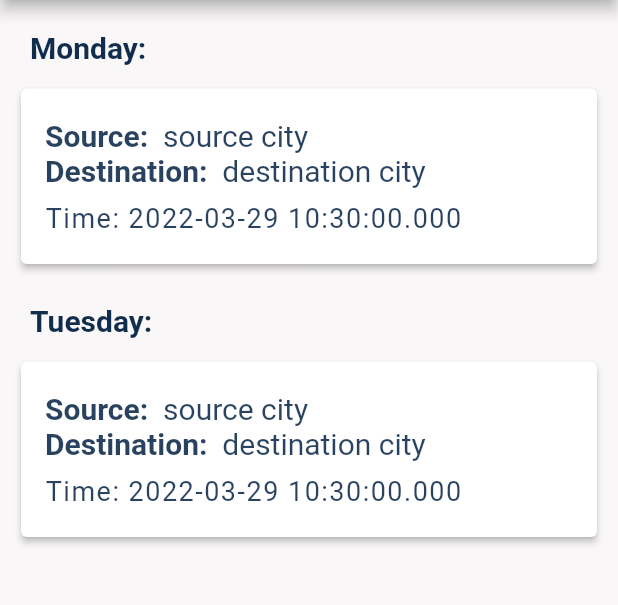
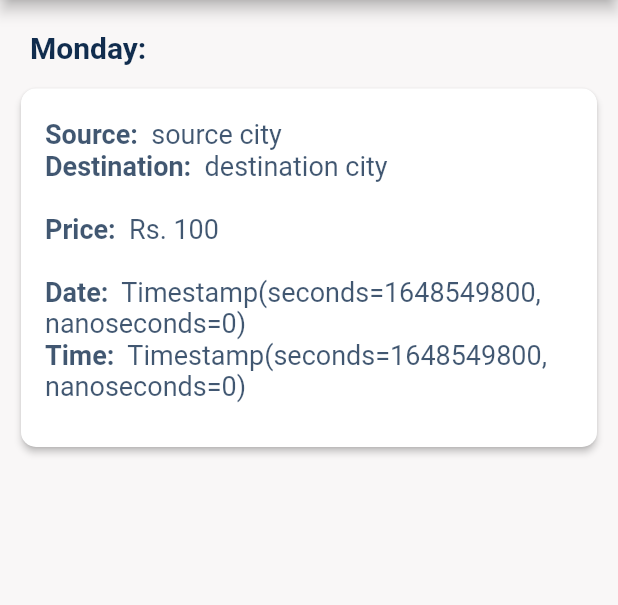
Before and after one commit to usamaTheFirst/bus_app, a Flutter app: the DriverUpcomingRoutes screen opened by its route, on a phone screen of 412 x 824 dp, the part 84-689 px from its top. Run offline on Flutter 3.47's test engine with Material 2 defaults, Android fonts, the phone set to English and light mode, and no system bars; our stand-ins replace cloud_firestore, firebase_auth, firebase_core, flutter_svg, font_awesome_flutter, intl_phone_number_input; accounts and stored records are empty.

Commit message:
updated booking tile

```diff
--- a/lib/screens/driver_screens/driver_past_routes_screen.dart
+++ b/lib/screens/driver_screens/driver_past_routes_screen.dart
@@ -1,3 +1,4 @@
+import 'package:cloud_firestore/cloud_firestore.dart';
 import 'package:flutter/material.dart';
 
 import '/exports.dart';
@@ -21,9 +22,13 @@ class DriverPastRoutes extends StatelessWidget {
         body: Column(
           children: [
             BookingTile(
-                source: 'source city',
-                destination: 'destination city',
-                time: DateTime.now()),
+              source: 'source city',
+              destination: 'destination city',
+              time: Timestamp.fromDate(
+                DateTime.now(),
+              ),
+              price: 100,
+            ),
           ],
         ));
   }
--- a/lib/screens/driver_screens/driver_routes_screen.dart
+++ b/lib/screens/driver_screens/driver_routes_screen.dart
@@ -1,3 +1,4 @@
+import 'package:cloud_firestore/cloud_firestore.dart';
 import 'package:flutter/material.dart';
 
 import '/exports.dart';
@@ -22,9 +23,13 @@ class DriverRoutes extends StatelessWidget {
           children: [
             const DayLabel(day: 'Today'),
             BookingTile(
-                source: 'source city',
-                destination: 'destination city',
-                time: DateTime.now()),
+              source: 'source city',
+              destination: 'destination city',
+              time: Timestamp.fromDate(
+                DateTime.now(),
+              ),
+              price: 100,
+            ),
           ],
         ));
   }
--- a/lib/screens/driver_screens/driver_upcoming_routes_screen.dart
+++ b/lib/screens/driver_screens/driver_upcoming_routes_screen.dart
@@ -1,3 +1,4 @@
+import 'package:cloud_firestore/cloud_firestore.dart';
 import 'package:flutter/material.dart';
 
 import '/exports.dart';
@@ -22,14 +23,13 @@ class DriverUpcomingRoutes extends StatelessWidget {
           children: [
             const DayLabel(day: 'Monday'),
             BookingTile(
-                source: 'source city',
-                destination: 'destination city',
-                time: DateTime.now()),
-            const DayLabel(day: 'Tuesday'),
-            BookingTile(
-                source: 'source city',
-                destination: 'destination city',
-                time: DateTime.now()),
+              source: 'source city',
+              destination: 'destination city',
+              time: Timestamp.fromDate(
+                DateTime.now(),
+              ),
+              price: 100,
+            ),
           ],
         ));
   }
--- a/lib/screens/my_booking_screen.dart
+++ b/lib/screens/my_booking_screen.dart
@@ -1,3 +1,4 @@
+import 'package:cloud_firestore/cloud_firestore.dart';
 import 'package:flutter/material.dart';
 
 import '../exports.dart';
@@ -21,9 +22,13 @@ class MyBooking extends StatelessWidget {
         body: Column(
           children: [
             BookingTile(
-                source: 'source city',
-                destination: 'destination city',
-                time: DateTime.now()),
+              source: 'source city',
+              destination: 'destination city',
+              time: Timestamp.fromDate(
+                DateTime.now(),
+              ),
+              price: 100,
+            ),
           ],
         ));
   }
--- a/lib/screens/view_history_screen.dart
+++ b/lib/screens/view_history_screen.dart
@@ -1,6 +1,5 @@
-import 'package:bus_ticket_app/models/trip_history.dart';
 import 'package:bus_ticket_app/models/user.dart';
-import 'package:firebase_auth/firebase_auth.dart';
+import 'package:cloud_firestore/cloud_firestore.dart';
 import 'package:flutter/material.dart';
 import 'package:provider/provider.dart';
 
@@ -42,7 +41,10 @@ class ViewHistory extends StatelessWidget {
                       return BookingTile(
                         source: udata.history[index].source,
                         destination: udata.history[index].destination,
-                        time: DateTime.now(),
+                        time: Timestamp.fromDate(
+                          DateTime.now(),
+                        ),
+                        price: int.parse(udata.history[index].price),
                       );
                     },
                   );
--- a/lib/widgets/booking_tile.dart
+++ b/lib/widgets/booking_tile.dart
@@ -1,3 +1,4 @@
+import 'package:cloud_firestore/cloud_firestore.dart';
 import 'package:flutter/material.dart';
 
 import '../exports.dart';
@@ -8,17 +9,22 @@ class BookingTile extends StatelessWidget {
     required this.source,
     required this.destination,
     required this.time,
+    required this.price,
   }) : super(key: key);
 
   final String source;
   final String destination;
-  final DateTime time;
+  final Timestamp time;
+  final int price;
 
   @override
   Widget build(BuildContext context) {
     return Padding(
       padding: const EdgeInsets.symmetric(horizontal: 10.0, vertical: 2.0),
       child: Card(
+        shape: RoundedRectangleBorder(
+          borderRadius: BorderRadius.circular(10.0),
+        ),
         elevation: 2,
         child: ListTile(
           minVerticalPadding: 20,
@@ -27,8 +33,8 @@ class BookingTile extends StatelessWidget {
             child: RichText(
               text: TextSpan(
                 style: TextStyle(
-                  fontSize: 20,
-                  color: kTextColor.withOpacity(.9),
+                  fontSize: 18,
+                  color: kTextColor.withOpacity(.8),
                 ),
                 children: [
                   const TextSpan(
@@ -47,19 +53,47 @@ class BookingTile extends StatelessWidget {
                     ),
                   ),
                   TextSpan(
-                    text: ' $destination',
+                    text: ' $destination\n',
+                  ),
+                  WidgetSpan(
+                    child: Container(
+                      padding: const EdgeInsets.symmetric(vertical: 5.0),
+                    ),
+                  ),
+                  const TextSpan(
+                    text: 'Price: ',
+                    style: TextStyle(
+                      fontWeight: FontWeight.bold,
+                    ),
+                  ),
+                  TextSpan(
+                    text: ' Rs. $price\n',
+                  ),
+                  WidgetSpan(
+                    child: Container(
+                      padding: const EdgeInsets.symmetric(vertical: 5.0),
+                    ),
+                  ),
+                  const TextSpan(
+                    text: 'Date: ',
+                    style: TextStyle(
+                      fontWeight: FontWeight.bold,
+                    ),
+                  ),
+                  TextSpan(
+                    text: ' ${time.toString()}\n',
+                  ),
+                  const TextSpan(
+                    text: 'Time: ',
+                    style: TextStyle(
+                      fontWeight: FontWeight.bold,
+                    ),
+                  ),
+                  TextSpan(
+                    text: ' ${time.toString()}',
                   ),
                 ],
               ),
-            ),
-          ),
-          subtitle: Text(
-            'Time: ${time.toString()}',
-            style: TextStyle(
-              fontSize: 18,
-              fontWeight: FontWeight.normal,
-              letterSpacing: 1,
-              color: kTextColor.withOpacity(.9),
             ),
           ),
           textColor: kTextColor,
```
